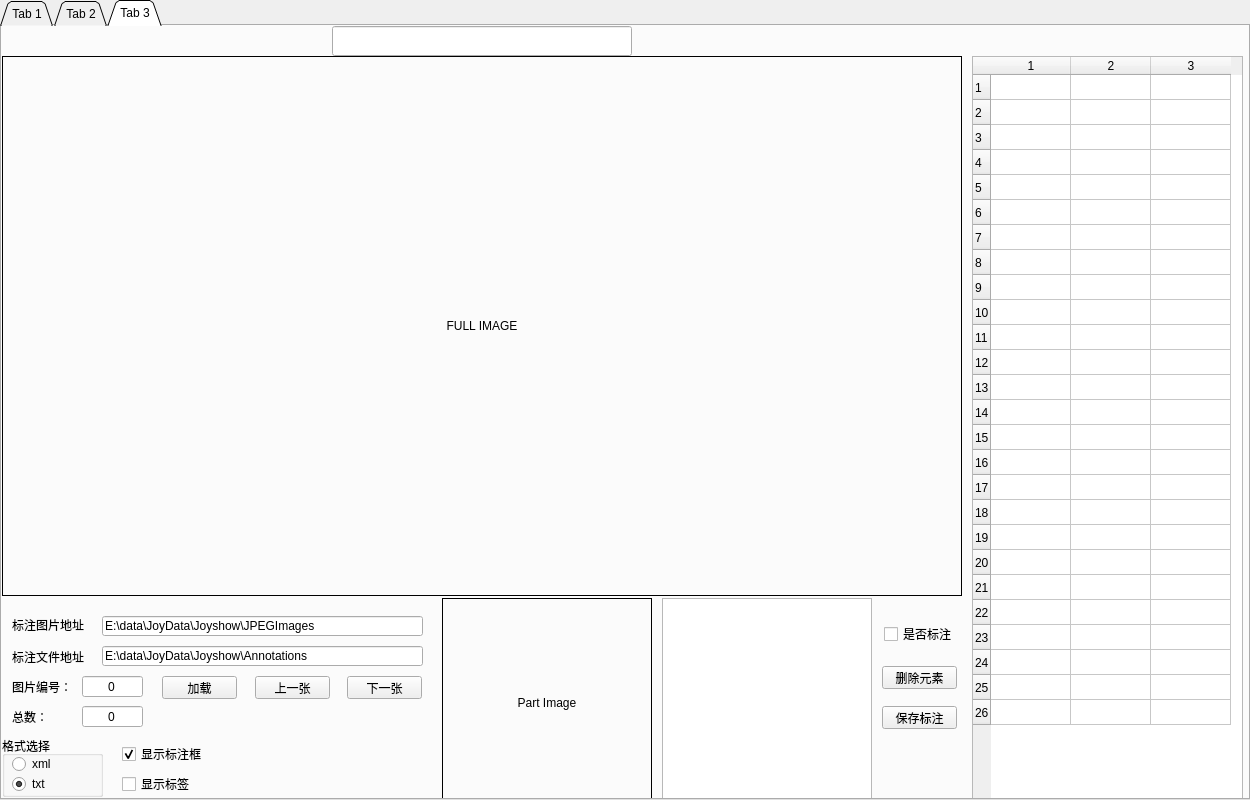
weinaike/showImage, file dialog.ui: the form before one commit.
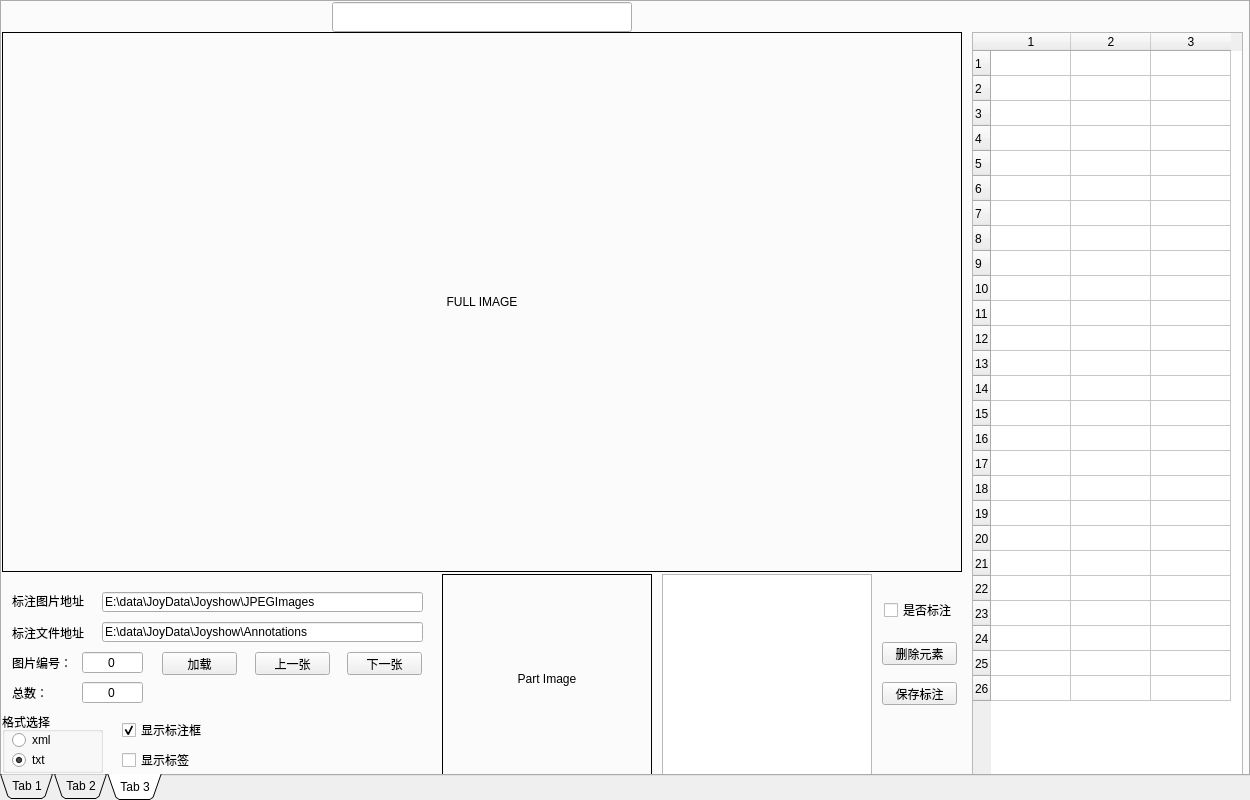
The form after the commit.

Patch:
```diff
--- a/dialog.ui
+++ b/dialog.ui
@@ -25,12 +25,21 @@
    <property name="autoFillBackground">
     <bool>true</bool>
    </property>
+   <property name="tabPosition">
+    <enum>QTabWidget::South</enum>
+   </property>
    <property name="tabShape">
     <enum>QTabWidget::Triangular</enum>
    </property>
    <property name="currentIndex">
     <number>2</number>
    </property>
+   <property name="iconSize">
+    <size>
+     <width>16</width>
+     <height>16</height>
+    </size>
+   </property>
    <property name="elideMode">
     <enum>Qt::ElideNone</enum>
    </property>
```
Left out of the diff: 2 changed lines with no effect on the pictures.
